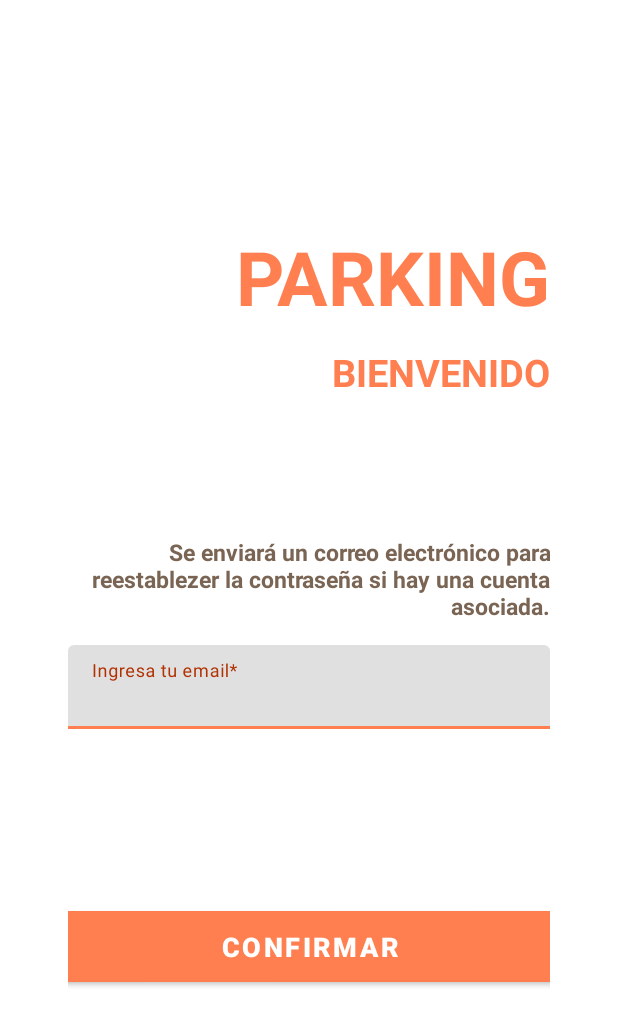
After one commit to AitorSarasola/com.lksnext.ParkingASarasola, an Android app: the ChangePasswordActivity screen opened directly, with no data from a screen before it, on a phone screen of 412 x 824 dp. The commit adds this screen. Shown: the top 1026 px of the screen. Run offline under Robolectric (Android 15) with nearby library versions, the phone set to English and light mode, and no system bars; our stand-ins replace Firebase (no records; nobody signed in at launch, a user with empty details on screens opened directly).

Commit message:
Forgot Password

```diff
--- a/app/src/main/AndroidManifest.xml
+++ b/app/src/main/AndroidManifest.xml
@@ -10,6 +10,10 @@
         android:theme="@style/Theme.ParkingLKS">
         <activity
             android:name=".view.activity.RegisterActivity"
+            android:screenOrientation="portrait"
+            android:exported="false" />
+        <activity
+            android:name=".view.activity.ChangePasswordActivity"
             android:screenOrientation="portrait"
             android:exported="false" />
         <activity
--- /dev/null
+++ b/app/src/main/java/com/lksnext/parkingplantilla/view/activity/ChangePasswordActivity.java
@@ -0,0 +1,49 @@
+package com.lksnext.parkingplantilla.view.activity;
+
+import android.content.Intent;
+import android.os.Bundle;
+import android.util.Log;
+
+import androidx.appcompat.app.AppCompatActivity;
+
+import com.google.firebase.auth.FirebaseAuth;
+import com.lksnext.parkingplantilla.databinding.ActivityChangePasswordBinding;
+import com.lksnext.parkingplantilla.databinding.ActivityLoginBinding;
+
+public class ChangePasswordActivity extends AppCompatActivity {
+    private ActivityChangePasswordBinding binding;
+    @Override
+    protected void onCreate(Bundle savedInstanceState){
+        super.onCreate(savedInstanceState);
+
+        //Asignamos la vista/interfaz login (layout)
+        binding = ActivityChangePasswordBinding.inflate(getLayoutInflater());
+        setContentView(binding.getRoot());
+        binding.errorEmail.setText("");
+        binding.confirmM.setText("");
+
+        binding.changePassword.setOnClickListener(v ->{
+            String email = binding.emailText.getText().toString();
+            if(email.equals("")){
+                binding.errorEmail.setText("Debes introducir un email.");
+            }else{
+                if (email.charAt(email.length() - 1) == ' ') {
+                    email = email.substring(0, email.length() - 1);
+                }
+                FirebaseAuth.getInstance().sendPasswordResetEmail(email)
+                        .addOnCompleteListener(task->{
+                            if(task.isSuccessful()){
+                                binding.errorEmail.setText("");
+                                binding.confirmM.setText("Email envidado.");
+                                Intent intent = new Intent(ChangePasswordActivity.this, LoginActivity.class);
+                                startActivity(intent);
+                                finish();
+                            }else{
+                                binding.errorEmail.setText("Ha habido un error, espera un poco o vuelvelo a intentar con otro email.");
+                                binding.confirmM.setText("");
+                            }
+                        });
+            }
+        });
+    }
+}
--- a/app/src/main/java/com/lksnext/parkingplantilla/view/activity/LoginActivity.java
+++ b/app/src/main/java/com/lksnext/parkingplantilla/view/activity/LoginActivity.java
@@ -74,6 +74,11 @@ public class LoginActivity extends AppCompatActivity {
             startActivity(intent);
         });
 
+        binding.changePassword.setOnClickListener(v->{
+            Intent intent = new Intent(LoginActivity.this, ChangePasswordActivity.class);
+            startActivity(intent);
+        });
+
         //Observamos la variable logged, la cual nos informara cuando el usuario intente hacer login y se
         //cambia de pantalla en caso de login correcto
         loginViewModel.isLogged().observe(this, logged -> {
--- /dev/null
+++ b/app/src/main/res/layout/activity_change_password.xml
@@ -0,0 +1,118 @@
+<?xml version="1.0" encoding="utf-8"?>
+<androidx.constraintlayout.widget.ConstraintLayout xmlns:android="http://schemas.android.com/apk/res/android"
+    xmlns:app="http://schemas.android.com/apk/res-auto"
+    xmlns:tools="http://schemas.android.com/tools"
+    android:layout_width="match_parent"
+    android:layout_height="match_parent"
+    tools:context=".view.activity.ChangePasswordActivity"
+    android:padding="45dp">
+
+    <TextView
+        android:id="@+id/title"
+        android:layout_width="match_parent"
+        android:layout_height="100dp"
+        android:layout_marginTop="105dp"
+        android:text="PARKING"
+        android:textAlignment="textEnd"
+        android:textColor="@color/orange"
+        android:textSize="50sp"
+        android:textStyle="bold"
+        app:layout_constraintEnd_toEndOf="parent"
+        app:layout_constraintHorizontal_bias="0.5"
+        app:layout_constraintStart_toStartOf="parent"
+        app:layout_constraintTop_toTopOf="parent" />
+
+    <TextView
+        android:id="@+id/subTitle"
+        android:layout_width="match_parent"
+        android:layout_height="43dp"
+        android:layout_marginTop="-20dp"
+        android:text="Bienvenido"
+        android:textAlignment="textEnd"
+        android:textAllCaps="true"
+        android:textColor="@color/orange"
+        android:textSize="25sp"
+        android:textStyle="bold"
+        app:layout_constraintEnd_toEndOf="parent"
+        app:layout_constraintHorizontal_bias="0.695"
+        app:layout_constraintTop_toBottomOf="@id/title" />
+
+    <TextView
+        android:id="@+id/info"
+        android:layout_width="match_parent"
+        android:layout_height="95dp"
+        android:layout_marginTop="45dp"
+        android:text="Se enviará un correo electrónico para reestablezer la contraseña si hay una cuenta asociada."
+        android:textAlignment="textEnd"
+        android:gravity="bottom"
+        android:textColor="@color/brown"
+        android:textSize="15sp"
+        android:textStyle="bold"
+        app:layout_constraintEnd_toEndOf="parent"
+        app:layout_constraintHorizontal_bias="0.695"
+        app:layout_constraintTop_toBottomOf="@id/subTitle" />
+
+    <com.google.android.material.textfield.TextInputLayout
+        android:id="@+id/email"
+        style="@style/Theme.ParkingLKS.TextInputLayout"
+        android:layout_width="match_parent"
+        android:layout_height="wrap_content"
+        android:layout_marginTop="15dp"
+        android:hint="Ingresa tu email*"
+        android:inputType="text"
+        app:layout_constraintTop_toBottomOf="@id/info">
+
+        <com.google.android.material.textfield.TextInputEditText
+            android:id="@+id/emailText"
+            android:layout_width="match_parent"
+            android:layout_height="wrap_content" />
+
+    </com.google.android.material.textfield.TextInputLayout>
+
+    <TextView
+        android:id="@+id/errorEmail"
+        android:layout_width="match_parent"
+        android:layout_height="85dp"
+        android:layout_marginTop="10dp"
+        android:text="The email and the password can not be empty"
+        android:textAlignment="viewEnd"
+        android:textAppearance="@style/TextAppearance.AppCompat.Body1"
+        android:textColor="#e73712"
+        android:textColorHint="#FF8282"
+        android:textSize="15sp"
+        android:textStyle="bold|italic"
+        app:layout_constraintEnd_toEndOf="parent"
+        app:layout_constraintHorizontal_bias="0.0"
+        app:layout_constraintTop_toBottomOf="@id/email" />
+
+    <TextView
+        android:id="@+id/confirmM"
+        android:layout_width="match_parent"
+        android:layout_height="85dp"
+        android:layout_marginTop="10dp"
+        android:text="El email ha sido enviado."
+        android:textAlignment="viewEnd"
+        android:textAppearance="@style/TextAppearance.AppCompat.Body1"
+        android:textColor="@color/light_blue"
+        android:textSize="18sp"
+        android:textStyle="bold"
+        app:layout_constraintEnd_toEndOf="parent"
+        app:layout_constraintHorizontal_bias="0.0"
+        app:layout_constraintTop_toBottomOf="@id/email" />
+
+    <Button
+        android:id="@+id/changePassword"
+        android:layout_width="360dp"
+        android:layout_height="59dp"
+        android:layout_marginTop="20dp"
+        android:text="CONFIRMAR"
+        android:textAllCaps="true"
+        android:textSize="18sp"
+        android:textStyle="bold"
+        app:layout_constraintEnd_toEndOf="parent"
+        app:layout_constraintStart_toStartOf="parent"
+        app:layout_constraintTop_toBottomOf="@+id/errorEmail"
+        app:strokeColor="@color/orange" />
+
+
+</androidx.constraintlayout.widget.ConstraintLayout>
--- a/app/src/main/res/layout/activity_login.xml
+++ b/app/src/main/res/layout/activity_login.xml
@@ -42,7 +42,7 @@
         style="@style/Theme.ParkingLKS.TextInputLayout"
         android:layout_width="match_parent"
         android:layout_height="wrap_content"
-        android:layout_marginTop="55dp"
+        android:layout_marginTop="45dp"
         android:hint="Ingresa tu email*"
         android:inputType="text"
         app:layout_constraintTop_toBottomOf="@id/subTitle">
@@ -59,7 +59,7 @@
         style="@style/Theme.ParkingLKS.TextInputLayout"
         android:layout_width="match_parent"
         android:layout_height="56dp"
-        android:layout_marginTop="25dp"
+        android:layout_marginTop="20dp"
         android:hint="Ingresa tu contraseña*"
         android:inputType="textPassword"
         app:endIconMode="password_toggle"
@@ -107,18 +107,31 @@
             android:textSize="15sp"/>
     </LinearLayout>
 
+    <TextView
+        android:id="@+id/changePassword"
+        android:layout_width="match_parent"
+        android:layout_height="wrap_content"
+        android:layout_marginTop="5dp"
+        android:text="He olvidado mi contraseña"
+        android:textStyle="bold|italic"
+        android:textSize="18dp"
+        android:textColor="@color/light_blue"
+        android:textAlignment="viewEnd"
+        app:layout_constraintTop_toBottomOf="@+id/checkboxLayout"
+        />
+
     <ImageButton
         android:id="@+id/googleLoginButton"
         android:layout_width="70dp"
         android:layout_height="70dp"
-        android:layout_marginTop="5dp"
+        android:layout_marginTop="15dp"
         android:src="@drawable/ic_google_logo"
         android:background="?attr/selectableItemBackgroundBorderless"
         android:scaleType="centerInside"
         android:contentDescription="Inicio de sesión mediante google"
         app:layout_constraintEnd_toEndOf="parent"
         app:layout_constraintStart_toStartOf="parent"
-        app:layout_constraintTop_toBottomOf="@+id/checkboxLayout"
+        app:layout_constraintTop_toBottomOf="@+id/changePassword"
         />
 
     <TextView
--- a/app/src/main/res/values/colors.xml
+++ b/app/src/main/res/values/colors.xml
@@ -9,5 +9,7 @@
     <color name="red">#E32636</color>
     <color name="green">#008000</color>
     <color name="orange">#FF7F50</color>
+    <color name="brown">#7a6554</color>
+    <color name="light_blue">#32a9cf</color>
     <color name="orangeDark">#B13102</color>
 </resources>
```
